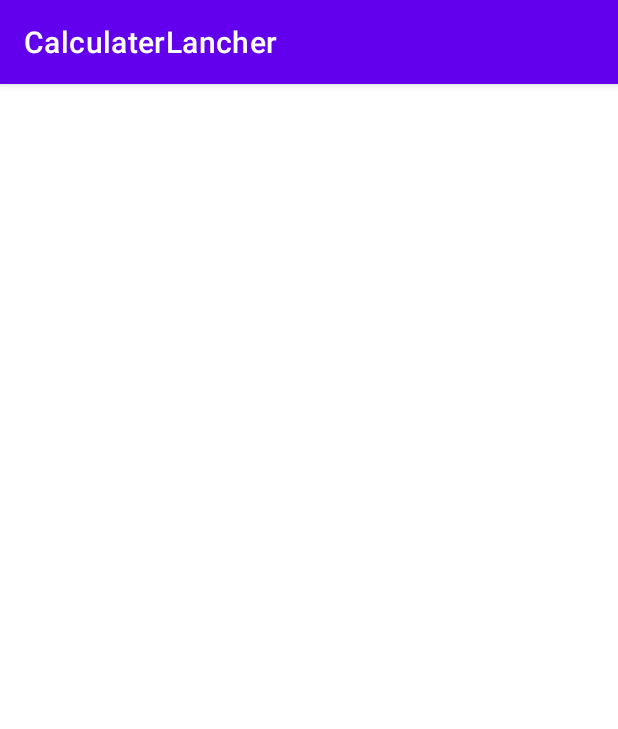
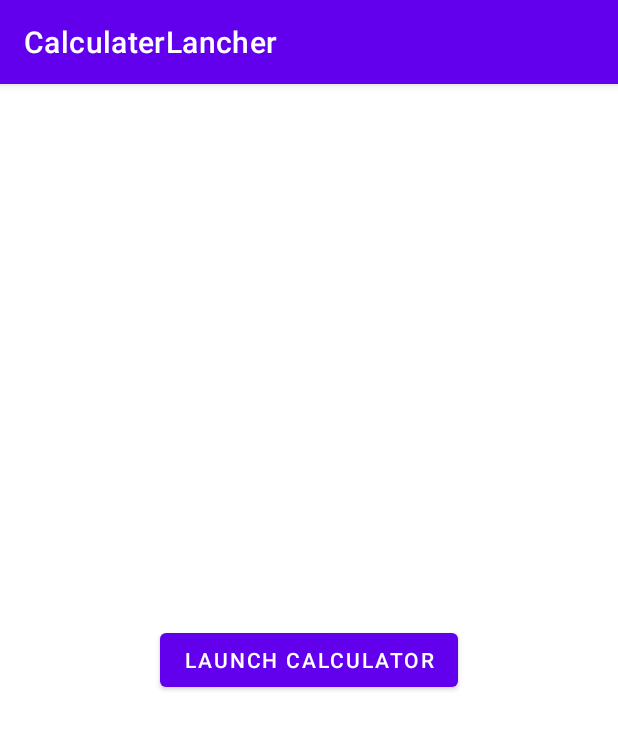
Before and after one commit to salim-gb/CalculatorLauncher, an Android app: the screen it shows after launch (MainActivity), on a phone screen of 412 x 824 dp. Shown: the top 729 px of the screen. Run offline under Robolectric (Android 15) with nearby library versions, the phone set to English and light mode, and no system bars.

Commit message:
added launcher Calculator app

```diff
--- a/app/src/main/java/com/example/calculaterlancher/MainActivity.kt
+++ b/app/src/main/java/com/example/calculaterlancher/MainActivity.kt
@@ -1,11 +1,20 @@
 package com.example.calculaterlancher
 
+import android.content.Intent
 import android.os.Bundle
+import android.widget.Button
 import androidx.appcompat.app.AppCompatActivity
 
 class MainActivity : AppCompatActivity() {
     override fun onCreate(savedInstanceState: Bundle?) {
         super.onCreate(savedInstanceState)
         setContentView(R.layout.activity_main)
+
+        findViewById<Button>(R.id.launch).setOnClickListener {
+            Intent.makeMainSelectorActivity(Intent.ACTION_MAIN, Intent.CATEGORY_APP_CALCULATOR)
+                .also {
+                    startActivity(it)
+                }
+        }
     }
 }
--- a/app/src/main/res/layout/activity_main.xml
+++ b/app/src/main/res/layout/activity_main.xml
@@ -6,4 +6,14 @@
     android:layout_height="match_parent"
     tools:context=".MainActivity">
 
+    <com.google.android.material.button.MaterialButton
+        android:id="@+id/launch"
+        android:layout_width="wrap_content"
+        android:layout_height="wrap_content"
+        android:text="@string/launch_calculator"
+        app:layout_constraintBottom_toBottomOf="parent"
+        app:layout_constraintLeft_toLeftOf="parent"
+        app:layout_constraintRight_toRightOf="parent"
+        app:layout_constraintTop_toTopOf="parent" />
+
 </androidx.constraintlayout.widget.ConstraintLayout>
```
